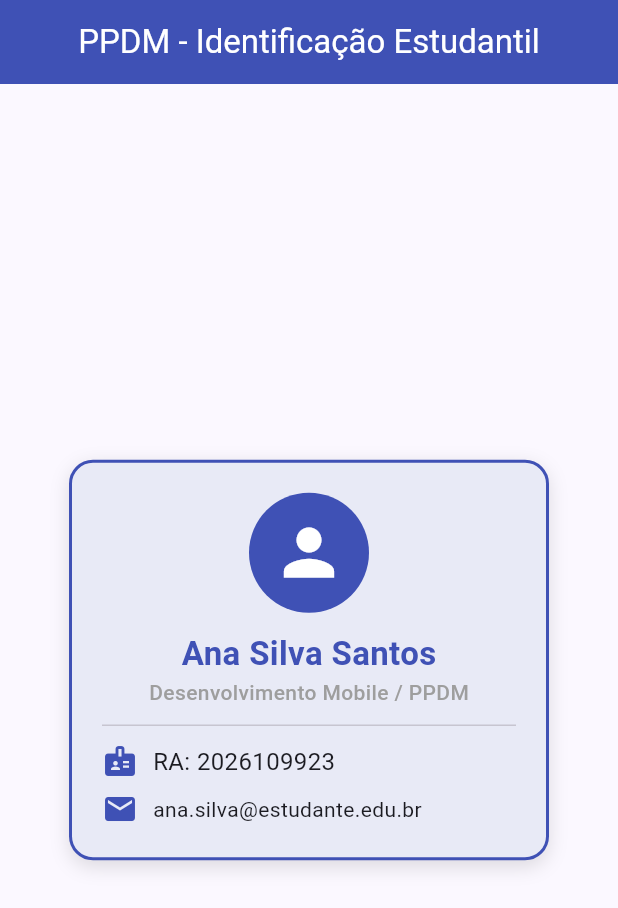
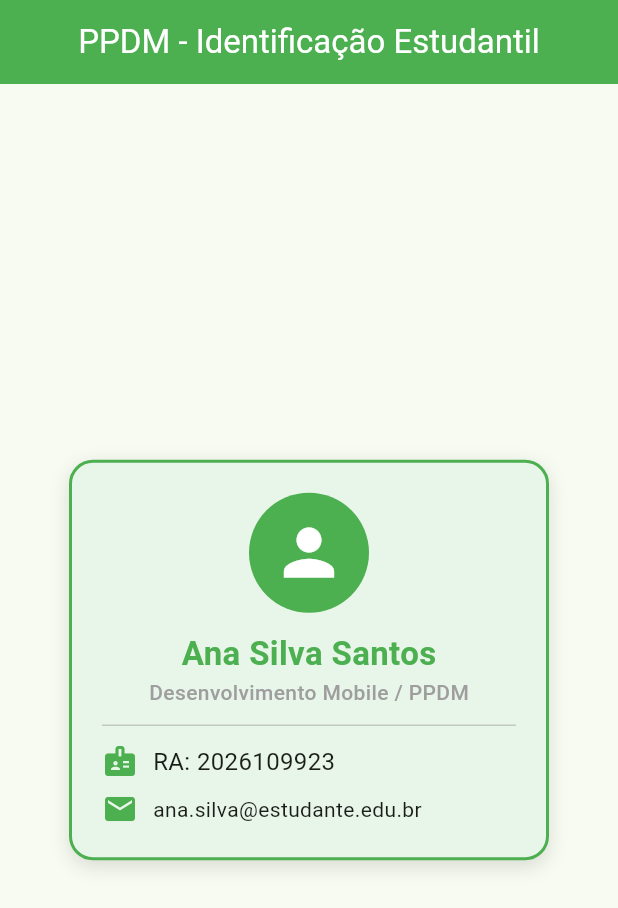
Before and after one commit to Binalmeida/Cracha, a Flutter app: the screen it shows after launch, on a phone screen of 412 x 824 dp. Shown: the top 908 px of the screen. Run offline on Flutter 3.47's test engine with Material 3 defaults, Android fonts, the phone set to English and light mode, and no system bars.

Commit message:
Exercício 01 — Cor do crachá

```diff
--- a/lib/main.dart
+++ b/lib/main.dart
@@ -14,7 +14,7 @@ class MeuCrachaApp extends StatelessWidget {
       title: 'Identificação Estudantil',
       theme: ThemeData(
         colorScheme: ColorScheme.fromSeed(
-          seedColor: Colors.indigo,
+          seedColor: Colors.green,
         ),
         useMaterial3: true,
       ),
@@ -34,7 +34,7 @@ class TelaCracha extends StatelessWidget {
           'PPDM - Identificação Estudantil',
         ),
         centerTitle: true,
-        backgroundColor: Colors.indigo,
+        backgroundColor: Colors.green,
         foregroundColor: Colors.white,
       ),
 
@@ -44,10 +44,10 @@ class TelaCracha extends StatelessWidget {
           padding: const EdgeInsets.all(20),
 
           decoration: BoxDecoration(
-            color: Colors.indigo.shade50,
+            color: Colors.green.shade50,
             borderRadius: BorderRadius.circular(16),
             border: Border.all(
-              color: Colors.indigo,
+              color: Colors.green,
               width: 2,
             ),
             boxShadow: const [
@@ -65,7 +65,7 @@ class TelaCracha extends StatelessWidget {
 
               const CircleAvatar(
                 radius: 40,
-                backgroundColor: Colors.indigo,
+                backgroundColor: Colors.green,
                 child: Icon(
                   Icons.person,
                   size: 50,
@@ -80,7 +80,7 @@ class TelaCracha extends StatelessWidget {
                 style: TextStyle(
                   fontSize: 22,
                   fontWeight: FontWeight.bold,
-                  color: Colors.indigo,
+                  color: Colors.green,
                 ),
               ),
 
@@ -102,7 +102,7 @@ class TelaCracha extends StatelessWidget {
                 children: const [
                   Icon(
                     Icons.badge,
-                    color: Colors.indigo,
+                    color: Colors.green,
                   ),
                   SizedBox(width: 10),
                   Text(
@@ -120,7 +120,7 @@ class TelaCracha extends StatelessWidget {
                 children: const [
                   Icon(
                     Icons.email,
-                    color: Colors.indigo,
+                    color: Colors.green,
                   ),
                   SizedBox(width: 10),
                   Text(
```
